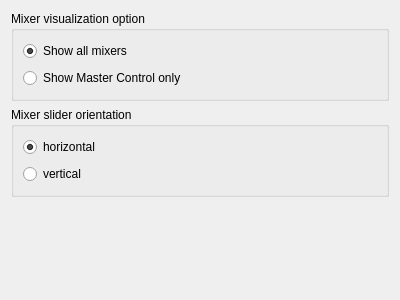
KDE/kmix, file plasma/kmix-applet-qml/contents/ui/config.ui: the form before one commit.
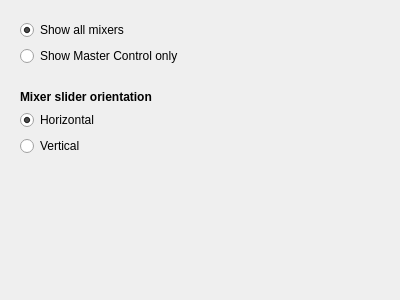
The form after the commit.

The edit to the form file:
```diff
--- a/plasma/kmix-applet-qml/contents/ui/config.ui
+++ b/plasma/kmix-applet-qml/contents/ui/config.ui
@@ -13,13 +13,16 @@
   <property name="windowTitle">
    <string>Form</string>
   </property>
-  <layout class="QVBoxLayout" name="verticalLayout_2">
+  <layout class="QVBoxLayout" name="verticalLayout">
    <item>
-    <widget class="QGroupBox" name="groupBox">
-     <property name="title">
-      <string>Mixer visualization option</string>
+    <widget class="QFrame" name="frame_2">
+     <property name="frameShape">
+      <enum>QFrame::NoFrame</enum>
      </property>
-     <layout class="QVBoxLayout" name="verticalLayout">
+     <property name="frameShadow">
+      <enum>QFrame::Raised</enum>
+     </property>
+     <layout class="QVBoxLayout" name="verticalLayout_3">
       <item>
        <widget class="QRadioButton" name="kcfg_showAllMixers">
         <property name="text">
@@ -31,7 +34,7 @@
        </widget>
       </item>
       <item>
-       <widget class="QRadioButton" name="kcfg_showMasterControl">
+       <widget class="QRadioButton" name="showMasterControl">
         <property name="text">
          <string>Show Master Control only</string>
         </property>
@@ -41,15 +44,28 @@
     </widget>
    </item>
    <item>
-    <widget class="QGroupBox" name="groupBox_2">
-     <property name="title">
-      <string>Mixer slider orientation</string>
+    <widget class="QFrame" name="frame">
+     <property name="frameShape">
+      <enum>QFrame::NoFrame</enum>
      </property>
-     <layout class="QVBoxLayout" name="verticalLayout_3">
+     <property name="frameShadow">
+      <enum>QFrame::Raised</enum>
+     </property>
+     <layout class="QVBoxLayout" name="verticalLayout_2">
       <item>
-       <widget class="QRadioButton" name="kcfg_horizontalSlider">
+       <widget class="QLabel" name="label">
         <property name="text">
-         <string>horizontal</string>
+         <string>&lt;b&gt;Mixer slider orientation&lt;/b&gt;</string>
+        </property>
+        <property name="textFormat">
+         <enum>Qt::RichText</enum>
+        </property>
+       </widget>
+      </item>
+      <item>
+       <widget class="QRadioButton" name="horizontalSlider">
+        <property name="text">
+         <string>Horizontal</string>
         </property>
         <property name="checked">
          <bool>true</bool>
@@ -59,7 +75,7 @@
       <item>
        <widget class="QRadioButton" name="kcfg_verticalSlider">
         <property name="text">
-         <string>vertical</string>
+         <string>Vertical</string>
         </property>
        </widget>
       </item>
@@ -72,7 +88,7 @@
       <enum>Qt::Vertical</enum>
      </property>
      <property name="sizeType">
-      <enum>QSizePolicy::Minimum</enum>
+      <enum>QSizePolicy::MinimumExpanding</enum>
      </property>
      <property name="sizeHint" stdset="0">
       <size>
```
